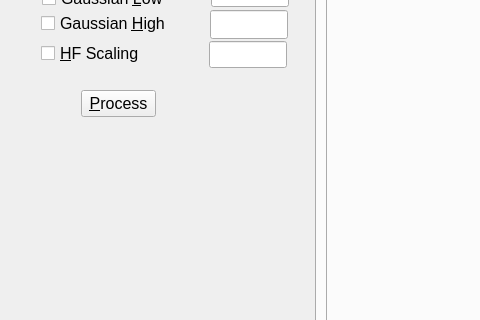
Above: Solver/Explorer.ui from steveknipmeyer/ModelRelief before the change; both pictures show x 0 to 480 and y 327 to 647 of the 1171 by 967 pixel window. Below: the same form after it.
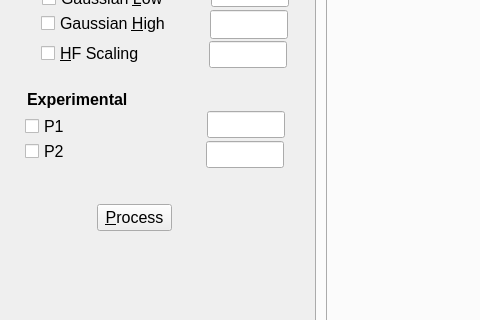
That is the form after the change. Icons and pictures are not drawn.

Patch:
```diff
--- a/Solver/Explorer.ui
+++ b/Solver/Explorer.ui
@@ -420,8 +420,8 @@
       <widget class="QPushButton" name="processButton">
        <property name="geometry">
         <rect>
-         <x>72</x>
-         <y>380</y>
+         <x>88</x>
+         <y>494</y>
          <width>75</width>
          <height>27</height>
         </rect>
@@ -546,6 +546,83 @@
         <string>&amp;Unsharp Masking</string>
        </property>
       </widget>
+      <widget class="QCheckBox" name="p1CheckBox">
+       <property name="geometry">
+        <rect>
+         <x>16</x>
+         <y>408</y>
+         <width>70</width>
+         <height>17</height>
+        </rect>
+       </property>
+       <property name="text">
+        <string>P1</string>
+       </property>
+      </widget>
+      <widget class="QCheckBox" name="p2CheckBox">
+       <property name="geometry">
+        <rect>
+         <x>16</x>
+         <y>433</y>
+         <width>70</width>
+         <height>17</height>
+        </rect>
+       </property>
+       <property name="text">
+        <string>P2</string>
+       </property>
+      </widget>
+      <widget class="QLabel" name="labelExperimental">
+       <property name="geometry">
+        <rect>
+         <x>18</x>
+         <y>380</y>
+         <width>157</width>
+         <height>18</height>
+        </rect>
+       </property>
+       <property name="font">
+        <font>
+         <weight>75</weight>
+         <bold>true</bold>
+        </font>
+       </property>
+       <property name="text">
+        <string>Experimental</string>
+       </property>
+      </widget>
+      <widget class="QLineEdit" name="p1LineEdit">
+       <property name="geometry">
+        <rect>
+         <x>198</x>
+         <y>401</y>
+         <width>78</width>
+         <height>27</height>
+        </rect>
+       </property>
+       <property name="maximumSize">
+        <size>
+         <width>373</width>
+         <height>16777215</height>
+        </size>
+       </property>
+      </widget>
+      <widget class="QLineEdit" name="p2LineEdit">
+       <property name="geometry">
+        <rect>
+         <x>197</x>
+         <y>431</y>
+         <width>78</width>
+         <height>27</height>
+        </rect>
+       </property>
+       <property name="maximumSize">
+        <size>
+         <width>373</width>
+         <height>16777215</height>
+        </size>
+       </property>
+      </widget>
      </widget>
     </item>
    </layout>
```
Left out of the diff: 4 changed lines with no effect on the pictures.
